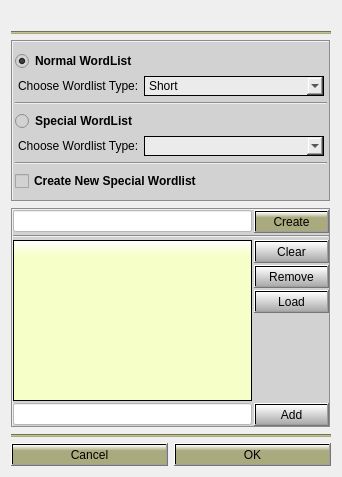
The window that Gui/src/BruteTab/WordlistDialog.ui (3nock/OTE) describes before a commit, drawn with Qt 5.
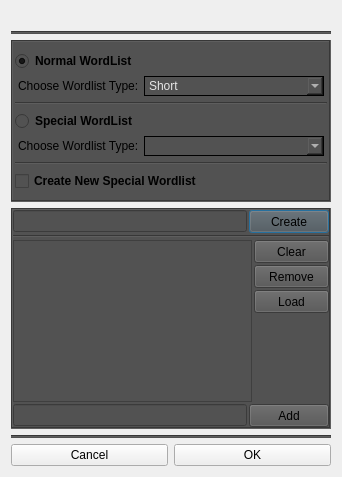
The same window after the commit.

```diff
--- a/Gui/src/BruteTab/WordlistDialog.ui
+++ b/Gui/src/BruteTab/WordlistDialog.ui
@@ -38,7 +38,7 @@
      <item>
       <widget class="Line" name="line">
        <property name="styleSheet">
-        <string notr="true">background-color: rgb(170, 170, 127);</string>
+        <string notr="true">background-color:rgb(82, 82, 82);</string>
        </property>
        <property name="orientation">
         <enum>Qt::Horizontal</enum>
@@ -50,7 +50,7 @@
    <item>
     <widget class="QFrame" name="frame">
      <property name="styleSheet">
-      <string notr="true">background-color: rgb(210, 210, 210);</string>
+      <string notr="true">background-color:rgb(82, 82, 82);</string>
      </property>
      <property name="frameShape">
       <enum>QFrame::Box</enum>
@@ -128,12 +128,12 @@
              </size>
             </property>
             <property name="styleSheet">
-             <string notr="true">background-color: rgb(235, 235, 235);
-border-style: solid;
+             <string notr="true">border-style: solid;
 border-color: black;
 border-width: 1px;
-border-radius: 0px;
-selection-background-color:  rgb(177, 177, 133);</string>
+background-color:rgb(82, 82, 82);
+selection-background-color: qlineargradient(spread:pad, x1:0.5, y1:1, x2:0.5, y2:0, stop:0 rgba(77, 77, 77, 255), stop:0.7 rgb(143, 143, 107));
+color: rgb(230,230,230);</string>
             </property>
             <item>
              <property name="text">
@@ -214,12 +214,12 @@
              </size>
             </property>
             <property name="styleSheet">
-             <string notr="true">background-color: rgb(235, 235, 235);
-border-style: solid;
+             <string notr="true">border-style: solid;
 border-color: black;
 border-width: 1px;
-border-radius: 0px;
-selection-background-color:  rgb(177, 177, 133);</string>
+background-color:rgb(82, 82, 82);
+selection-background-color: qlineargradient(spread:pad, x1:0.5, y1:1, x2:0.5, y2:0, stop:0 rgba(77, 77, 77, 255), stop:0.7 rgb(143, 143, 107));
+color: rgb(230,230,230);</string>
             </property>
            </widget>
           </item>
@@ -253,7 +253,7 @@
    <item>
     <widget class="QFrame" name="frame_newSpecialWordlist">
      <property name="styleSheet">
-      <string notr="true">background-color: rgb(210, 210, 210);</string>
+      <string notr="true">background-color:rgb(82, 82, 82);</string>
      </property>
      <property name="frameShape">
       <enum>QFrame::Box</enum>
@@ -282,14 +282,26 @@
         <item>
          <widget class="QLineEdit" name="lineEdit_specialName">
           <property name="styleSheet">
-           <string notr="true">background-color: rgb(255, 255, 255);</string>
+           <string notr="true"/>
           </property>
          </widget>
         </item>
         <item>
          <widget class="QPushButton" name="pushButton_create">
+          <property name="sizePolicy">
+           <sizepolicy hsizetype="Fixed" vsizetype="Fixed">
+            <horstretch>0</horstretch>
+            <verstretch>0</verstretch>
+           </sizepolicy>
+          </property>
+          <property name="minimumSize">
+           <size>
+            <width>75</width>
+            <height>23</height>
+           </size>
+          </property>
           <property name="styleSheet">
-           <string notr="true">background-color: qlineargradient(x1: 0, y1: 0, x2: 0, y2: 1, stop: 0 white, stop: 0.3 rgb(170, 170, 127));</string>
+           <string notr="true"/>
           </property>
           <property name="text">
            <string>Create</string>
@@ -310,19 +322,7 @@
         <item>
          <widget class="QListWidget" name="listWidget_specialWordlist">
           <property name="styleSheet">
-           <string notr="true">QWidget#listWidget_specialWordlist{
-background-color: qlineargradient(x1: 0, y1: 0, x2: 0, y2: 1, stop: 0 white, stop: 0.1  rgb(246, 255, 199));
-border-style: solid;
-border-color: black;
-border-width: 1px;
-border-radius: 0px;
-}
-QListWidget::item:selected {
-background-color:  rgb(199, 199, 149);
-color: black;}
-QListWidget::item:hover{
-background-color: rgb(230, 230, 172);
-}</string>
+           <string notr="true"/>
           </property>
           <property name="selectionMode">
            <enum>QAbstractItemView::ExtendedSelection</enum>
@@ -339,8 +339,14 @@
           </property>
           <item>
            <widget class="QPushButton" name="pushButton_clear">
+            <property name="minimumSize">
+             <size>
+              <width>75</width>
+              <height>23</height>
+             </size>
+            </property>
             <property name="styleSheet">
-             <string notr="true">background-color: qlineargradient(x1: 0, y1: 0, x2: 0, y2: 1.5, stop: 0 white, stop: 1 grey);</string>
+             <string notr="true">background-color:rgb(82, 82, 82);</string>
             </property>
             <property name="text">
              <string>Clear</string>
@@ -349,8 +355,14 @@
           </item>
           <item>
            <widget class="QPushButton" name="pushButton_remove">
+            <property name="minimumSize">
+             <size>
+              <width>75</width>
+              <height>23</height>
+             </size>
+            </property>
             <property name="styleSheet">
-             <string notr="true">background-color: qlineargradient(x1: 0, y1: 0, x2: 0, y2: 1.5, stop: 0 white, stop: 1 grey);</string>
+             <string notr="true">background-color:rgb(82, 82, 82);</string>
             </property>
             <property name="text">
              <string>Remove</string>
@@ -359,8 +371,14 @@
           </item>
           <item>
            <widget class="QPushButton" name="pushButton_load">
+            <property name="minimumSize">
+             <size>
+              <width>75</width>
+              <height>23</height>
+             </size>
+            </property>
             <property name="styleSheet">
-             <string notr="true">background-color: qlineargradient(x1: 0, y1: 0, x2: 0, y2: 1.5, stop: 0 white, stop: 1 grey);</string>
+             <string notr="true">background-color:rgb(82, 82, 82);</string>
             </property>
             <property name="text">
              <string>Load</string>
@@ -389,14 +407,20 @@
         <item>
          <widget class="QLineEdit" name="lineEdit_add">
           <property name="styleSheet">
-           <string notr="true">background-color: rgb(255, 255, 255);</string>
+           <string notr="true"/>
           </property>
          </widget>
         </item>
         <item>
          <widget class="QPushButton" name="pushButton_add">
+          <property name="minimumSize">
+           <size>
+            <width>75</width>
+            <height>23</height>
+           </size>
+          </property>
           <property name="styleSheet">
-           <string notr="true">background-color: qlineargradient(x1: 0, y1: 0, x2: 0, y2: 1.5, stop: 0 white, stop: 1 grey);</string>
+           <string notr="true">background-color:rgb(82, 82, 82);</string>
           </property>
           <property name="text">
            <string>Add</string>
@@ -413,7 +437,7 @@
      <item>
       <widget class="Line" name="line_2">
        <property name="styleSheet">
-        <string notr="true">background-color: rgb(170, 170, 127);</string>
+        <string notr="true">background-color:rgb(82, 82, 82);</string>
        </property>
        <property name="orientation">
         <enum>Qt::Horizontal</enum>
@@ -425,7 +449,7 @@
        <item>
         <widget class="QPushButton" name="pushButton_cancel">
          <property name="styleSheet">
-          <string notr="true">background-color: qlineargradient(x1: 0, y1: 0, x2: 0, y2: 1, stop: 0 white, stop: 0.3 rgb(170, 170, 127));</string>
+          <string notr="true"/>
          </property>
          <property name="text">
           <string>Cancel</string>
@@ -435,7 +459,7 @@
        <item>
         <widget class="QPushButton" name="pushButton_ok">
          <property name="styleSheet">
-          <string notr="true">background-color: qlineargradient(x1: 0, y1: 0, x2: 0, y2: 1, stop: 0 white, stop: 0.3 rgb(170, 170, 127));</string>
+          <string notr="true"/>
          </property>
          <property name="text">
           <string>OK</string>
```
